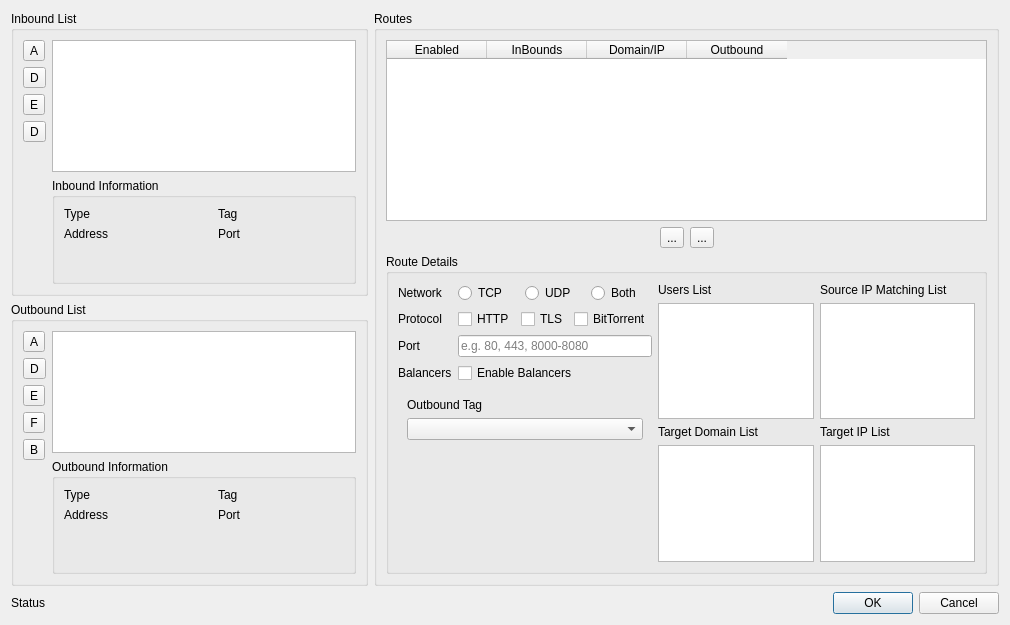
darsvador/qvssr, file src/ui/w_RoutesEditor.ui: the form before one commit.
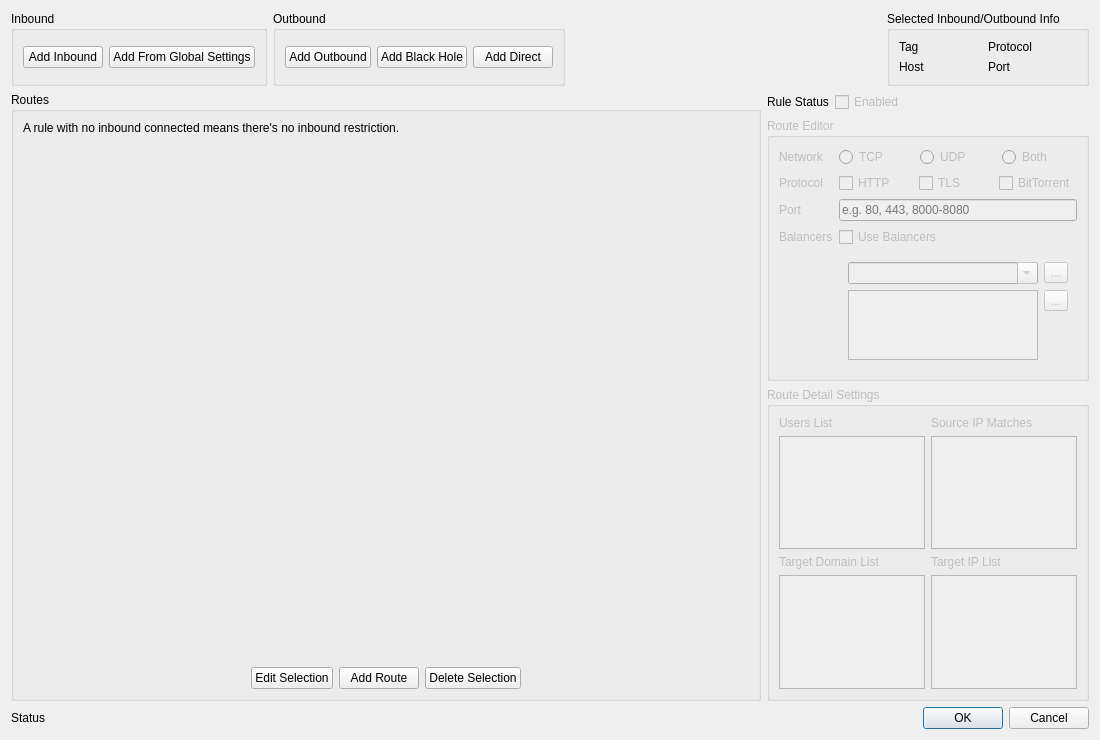
The form after the commit. Icons and pictures are not drawn.

Commit message: [add] Added NodeEditor for Complex Configs

Diff of the .ui file:
```diff
--- a/src/ui/w_RoutesEditor.ui
+++ b/src/ui/w_RoutesEditor.ui
@@ -6,14 +6,14 @@
    <rect>
     <x>0</x>
     <y>0</y>
-    <width>1010</width>
-    <height>625</height>
+    <width>1100</width>
+    <height>740</height>
    </rect>
   </property>
   <property name="minimumSize">
    <size>
-    <width>1010</width>
-    <height>610</height>
+    <width>1100</width>
+    <height>740</height>
    </size>
   </property>
   <property name="windowTitle">
@@ -22,508 +22,168 @@
   <property name="modal">
    <bool>true</bool>
   </property>
-  <layout class="QGridLayout" name="gridLayout_5" rowstretch="2,2,0" columnstretch="4,7">
-   <item row="2" column="0" colspan="2">
-    <layout class="QHBoxLayout" name="horizontalLayout">
+  <layout class="QGridLayout" name="gridLayout_3" columnstretch="7,3">
+   <item row="0" column="0" colspan="2">
+    <layout class="QHBoxLayout" name="horizontalLayout_2">
      <item>
-      <widget class="QLabel" name="statusLabel">
-       <property name="sizePolicy">
-        <sizepolicy hsizetype="Expanding" vsizetype="Preferred">
-         <horstretch>0</horstretch>
-         <verstretch>0</verstretch>
-        </sizepolicy>
-       </property>
-       <property name="text">
-        <string>Status</string>
-       </property>
-      </widget>
-     </item>
-     <item>
-      <widget class="QDialogButtonBox" name="buttonBox">
-       <property name="sizePolicy">
-        <sizepolicy hsizetype="Preferred" vsizetype="Fixed">
-         <horstretch>0</horstretch>
-         <verstretch>0</verstretch>
-        </sizepolicy>
-       </property>
-       <property name="orientation">
-        <enum>Qt::Horizontal</enum>
-       </property>
-       <property name="standardButtons">
-        <set>QDialogButtonBox::Cancel|QDialogButtonBox::Ok</set>
-       </property>
-      </widget>
-     </item>
-    </layout>
-   </item>
-   <item row="0" column="0">
-    <widget class="QGroupBox" name="groupBox">
+      <widget class="QGroupBox" name="groupBox_2">
      <property name="title">
-      <string>Inbound List</string>
-     </property>
-     <layout class="QGridLayout" name="gridLayout_3" rowstretch="1,0">
-      <item row="0" column="0" rowspan="2">
-       <layout class="QVBoxLayout" name="verticalLayout_2">
+        <string>Inbound</string>
+       </property>
+       <layout class="QHBoxLayout" name="horizontalLayout_5">
         <item>
-         <widget class="QToolButton" name="addInboundBtn">
+         <widget class="QPushButton" name="addInboundBtn">
           <property name="toolTip">
            <string>Add new inbound</string>
           </property>
           <property name="text">
-           <string>A</string>
+           <string>Add Inbound</string>
           </property>
          </widget>
         </item>
         <item>
-         <widget class="QToolButton" name="delInboundBtn">
-          <property name="toolTip">
-           <string>Delete inbound</string>
-          </property>
-          <property name="text">
-           <string>D</string>
-          </property>
-         </widget>
-        </item>
-        <item>
-         <widget class="QToolButton" name="editInboundBtn">
-          <property name="toolTip">
-           <string>Edit inbound</string>
-          </property>
-          <property name="text">
-           <string>E</string>
-          </property>
-         </widget>
-        </item>
-        <item>
-         <widget class="QToolButton" name="addDefaultBtn">
+         <widget class="QPushButton" name="addDefaultBtn">
           <property name="toolTip">
            <string>Add default inbound from global config</string>
           </property>
           <property name="text">
-           <string>D</string>
+           <string>Add From Global Settings</string>
           </property>
          </widget>
         </item>
-        <item>
-         <spacer name="verticalSpacer_3">
-          <property name="orientation">
-           <enum>Qt::Vertical</enum>
-          </property>
-          <property name="sizeHint" stdset="0">
-           <size>
-            <width>20</width>
-            <height>40</height>
-           </size>
-          </property>
-         </spacer>
-        </item>
        </layout>
-      </item>
-      <item row="0" column="1">
-       <widget class="QListWidget" name="inboundsList"/>
-      </item>
-      <item row="1" column="1">
-       <widget class="QGroupBox" name="outboundDetailGroup_2">
-        <property name="title">
-         <string>Inbound Information</string>
-        </property>
-        <layout class="QVBoxLayout" name="verticalLayout_5">
-         <item>
-          <layout class="QGridLayout" name="gridLayout_8" columnstretch="0,1,0,1">
-           <item row="0" column="0">
-            <widget class="QLabel" name="label_9">
-             <property name="text">
-              <string>Type</string>
-             </property>
-            </widget>
-           </item>
-           <item row="1" column="2">
-            <widget class="QLabel" name="label_13">
-             <property name="text">
-              <string>Port</string>
-             </property>
-            </widget>
-           </item>
-           <item row="0" column="1">
-            <widget class="QLabel" name="inboundTypeLabel">
-             <property name="text">
-              <string/>
-             </property>
-            </widget>
-           </item>
-           <item row="1" column="0">
-            <widget class="QLabel" name="label_12">
-             <property name="text">
-              <string>Address</string>
-             </property>
-            </widget>
-           </item>
-           <item row="0" column="2">
-            <widget class="QLabel" name="label_8">
-             <property name="text">
-              <string>Tag</string>
-             </property>
-            </widget>
-           </item>
-           <item row="0" column="3">
-            <widget class="QLabel" name="inboundTagLabel">
-             <property name="text">
-              <string/>
-             </property>
-            </widget>
-           </item>
-           <item row="1" column="1">
-            <widget class="QLabel" name="inboundAddressLabel">
-             <property name="text">
-              <string/>
-             </property>
-            </widget>
-           </item>
-           <item row="1" column="3">
-            <widget class="QLabel" name="inboundPortLabel">
-             <property name="text">
-              <string/>
-             </property>
-            </widget>
-           </item>
-          </layout>
-         </item>
+      </widget>
+     </item>
          <item>
-          <spacer name="verticalSpacer_5">
-           <property name="orientation">
-            <enum>Qt::Vertical</enum>
-           </property>
-           <property name="sizeHint" stdset="0">
-            <size>
-             <width>20</width>
-             <height>31</height>
-            </size>
-           </property>
-          </spacer>
-         </item>
-        </layout>
-       </widget>
-      </item>
-     </layout>
-    </widget>
-   </item>
-   <item row="1" column="0">
-    <widget class="QGroupBox" name="groupBox_4">
+      <widget class="QGroupBox" name="groupBox">
      <property name="title">
-      <string>Outbound List</string>
-     </property>
-     <layout class="QGridLayout" name="gridLayout_4" rowstretch="1,0">
-      <item row="0" column="0" rowspan="2">
-       <layout class="QVBoxLayout" name="verticalLayout">
+        <string>Outbound</string>
+       </property>
+       <layout class="QHBoxLayout" name="horizontalLayout_3">
         <item>
-         <widget class="QToolButton" name="addOutboundBtn">
+         <widget class="QPushButton" name="addOutboundBtn">
           <property name="toolTip">
            <string>Add outbound</string>
           </property>
           <property name="text">
-           <string>A</string>
+           <string>Add Outbound</string>
           </property>
          </widget>
         </item>
         <item>
-         <widget class="QToolButton" name="delOutboundBtn">
-          <property name="toolTip">
-           <string>Delete outbound</string>
-          </property>
-          <property name="text">
-           <string>D</string>
-          </property>
-         </widget>
-        </item>
-        <item>
-         <widget class="QToolButton" name="editOutboundBtn">
-          <property name="toolTip">
-           <string>Edit outbound</string>
-          </property>
-          <property name="text">
-           <string>E</string>
-          </property>
-         </widget>
-        </item>
-        <item>
-         <widget class="QToolButton" name="insertDirectBtn">
-          <property name="toolTip">
-           <string>Add Freedom outbound</string>
-          </property>
-          <property name="text">
-           <string>F</string>
-          </property>
-         </widget>
-        </item>
-        <item>
-         <widget class="QToolButton" name="insertBlackBtn">
+         <widget class="QPushButton" name="insertBlackBtn">
           <property name="toolTip">
            <string>Add blackhole outbound</string>
           </property>
           <property name="text">
-           <string>B</string>
+           <string>Add Black Hole</string>
           </property>
          </widget>
         </item>
         <item>
-         <spacer name="verticalSpacer_2">
+         <widget class="QPushButton" name="insertDirectBtn">
+          <property name="toolTip">
+           <string>Add Freedom outbound</string>
+          </property>
+          <property name="text">
+           <string>Add Direct</string>
+          </property>
+         </widget>
+        </item>
+       </layout>
+      </widget>
+     </item>
+     <item>
+      <spacer name="horizontalSpacer">
           <property name="orientation">
-           <enum>Qt::Vertical</enum>
+        <enum>Qt::Horizontal</enum>
           </property>
           <property name="sizeHint" stdset="0">
            <size>
-            <width>20</width>
-            <height>40</height>
+         <width>40</width>
+         <height>20</height>
            </size>
           </property>
          </spacer>
         </item>
-       </layout>
-      </item>
-      <item row="0" column="1">
-       <widget class="QListWidget" name="outboundsList">
-        <property name="editTriggers">
-         <set>QAbstractItemView::NoEditTriggers</set>
-        </property>
-       </widget>
-      </item>
-      <item row="1" column="1">
-       <widget class="QGroupBox" name="outboundDetailGroup">
+     <item>
+      <widget class="QGroupBox" name="groupBox_6">
         <property name="title">
-         <string>Outbound Information</string>
-        </property>
-        <layout class="QVBoxLayout" name="verticalLayout_4">
-         <item>
-          <layout class="QGridLayout" name="gridLayout_7" columnstretch="0,1,0,1">
-           <item row="0" column="3">
-            <widget class="QLabel" name="outboundTagLabel">
-             <property name="text">
-              <string/>
-             </property>
-             <property name="wordWrap">
-              <bool>true</bool>
-             </property>
-            </widget>
-           </item>
+        <string>Selected Inbound/Outbound Info</string>
+       </property>
+       <layout class="QGridLayout" name="gridLayout_5">
            <item row="0" column="2">
-            <widget class="QLabel" name="label">
+         <widget class="QLabel" name="label_8">
              <property name="text">
-              <string>Tag</string>
+           <string>Protocol</string>
+          </property>
+         </widget>
+        </item>
+        <item row="0" column="1">
+         <widget class="QLabel" name="tagLabel">
+          <property name="text">
+           <string/>
              </property>
             </widget>
            </item>
            <item row="0" column="0">
-            <widget class="QLabel" name="label_7">
-             <property name="text">
-              <string>Type</string>
-             </property>
-            </widget>
-           </item>
-           <item row="0" column="1">
-            <widget class="QLabel" name="outboundTypeLabel">
-             <property name="text">
-              <string/>
-             </property>
-             <property name="wordWrap">
-              <bool>true</bool>
-             </property>
-            </widget>
-           </item>
-           <item row="1" column="0">
             <widget class="QLabel" name="label_3">
              <property name="text">
-              <string>Address</string>
+           <string>Tag</string>
              </property>
             </widget>
            </item>
-           <item row="1" column="1">
-            <widget class="QLabel" name="outboundAddressLabel">
-             <property name="text">
-              <string/>
-             </property>
-             <property name="wordWrap">
-              <bool>true</bool>
-             </property>
-            </widget>
-           </item>
-           <item row="1" column="2">
+        <item row="1" column="0">
             <widget class="QLabel" name="label_5">
              <property name="text">
+           <string>Host</string>
+          </property>
+         </widget>
+        </item>
+        <item row="0" column="3">
+         <widget class="QLabel" name="protocolLabel">
+          <property name="text">
+           <string/>
+          </property>
+         </widget>
+        </item>
+        <item row="1" column="1">
+         <widget class="QLabel" name="hostLabel">
+          <property name="text">
+           <string/>
+          </property>
+         </widget>
+        </item>
+        <item row="1" column="2">
+         <widget class="QLabel" name="label_19">
+          <property name="text">
               <string>Port</string>
              </property>
             </widget>
            </item>
            <item row="1" column="3">
-            <widget class="QLabel" name="outboundPortLabel">
+         <widget class="QLabel" name="portLabel">
              <property name="text">
               <string/>
              </property>
-             <property name="wordWrap">
-              <bool>true</bool>
-             </property>
             </widget>
            </item>
           </layout>
-         </item>
-         <item>
-          <spacer name="verticalSpacer_4">
-           <property name="orientation">
-            <enum>Qt::Vertical</enum>
-           </property>
-           <property name="sizeHint" stdset="0">
-            <size>
-             <width>20</width>
-             <height>40</height>
-            </size>
-           </property>
-          </spacer>
-         </item>
-        </layout>
        </widget>
       </item>
      </layout>
-    </widget>
-   </item>
-   <item row="0" column="1" rowspan="2">
-    <widget class="QGroupBox" name="groupBox_3">
-     <property name="title">
-      <string>Routes</string>
-     </property>
-     <layout class="QVBoxLayout" name="verticalLayout_3" stretch="4,0,2">
-      <item>
-       <widget class="QTableWidget" name="routesTable">
-        <property name="editTriggers">
-         <set>QAbstractItemView::NoEditTriggers</set>
-        </property>
-        <property name="selectionMode">
-         <enum>QAbstractItemView::SingleSelection</enum>
-        </property>
-        <property name="selectionBehavior">
-         <enum>QAbstractItemView::SelectRows</enum>
-        </property>
-        <column>
-         <property name="text">
-          <string>Enabled</string>
-         </property>
-        </column>
-        <column>
-         <property name="text">
-          <string>InBounds</string>
-         </property>
-        </column>
-        <column>
-         <property name="text">
-          <string>Domain/IP</string>
-         </property>
-        </column>
-        <column>
-         <property name="text">
-          <string>Outbound</string>
-         </property>
-        </column>
-       </widget>
-      </item>
-      <item>
-       <layout class="QHBoxLayout" name="routesControlButtons">
-        <item>
-         <spacer name="horizontalSpacer_4">
-          <property name="orientation">
-           <enum>Qt::Horizontal</enum>
-          </property>
-          <property name="sizeHint" stdset="0">
-           <size>
-            <width>40</width>
-            <height>20</height>
-           </size>
-          </property>
-         </spacer>
-        </item>
-        <item>
-         <widget class="QToolButton" name="addRouteBtn">
-          <property name="toolTip">
-           <string>Add new route</string>
-          </property>
-          <property name="text">
-           <string>...</string>
-          </property>
-          <property name="icon">
-           <iconset>
-            <normaloff>:/icons/add_connection_btn.png</normaloff>:/icons/add_connection_btn.png</iconset>
-          </property>
-         </widget>
-        </item>
-        <item>
-         <widget class="QToolButton" name="delRouteBtn">
-          <property name="toolTip">
-           <string>Remove route</string>
-          </property>
-          <property name="text">
-           <string>...</string>
-          </property>
-          <property name="icon">
-           <iconset>
-            <normaloff>:/icons/remove_connection_btn.png</normaloff>:/icons/remove_connection_btn.png</iconset>
-          </property>
-         </widget>
-        </item>
-        <item>
-         <spacer name="horizontalSpacer_3">
-          <property name="orientation">
-           <enum>Qt::Horizontal</enum>
-          </property>
-          <property name="sizeHint" stdset="0">
-           <size>
-            <width>40</width>
-            <height>20</height>
-           </size>
-          </property>
-         </spacer>
-        </item>
-       </layout>
-      </item>
-      <item>
-       <widget class="QGroupBox" name="groupBox_2">
-        <property name="minimumSize">
-         <size>
-          <width>0</width>
-          <height>320</height>
-         </size>
-        </property>
-        <property name="title">
-         <string>Route Details</string>
-        </property>
-        <layout class="QGridLayout" name="gridLayout_6" columnstretch="1,1,1">
-         <item row="3" column="1">
-          <widget class="QPlainTextEdit" name="hostList"/>
-         </item>
-         <item row="2" column="2">
-          <widget class="QLabel" name="label_4">
-           <property name="text">
-            <string>Target IP List</string>
-           </property>
-          </widget>
-         </item>
-         <item row="0" column="2">
-          <widget class="QLabel" name="label_10">
-           <property name="text">
-            <string>Source IP Matching List</string>
-           </property>
-          </widget>
-         </item>
-         <item row="1" column="1">
-          <widget class="QPlainTextEdit" name="routeUserTxt"/>
          </item>
          <item row="2" column="1">
-          <widget class="QLabel" name="label_2">
-           <property name="text">
-            <string>Target Domain List</string>
-           </property>
-          </widget>
-         </item>
-         <item row="1" column="2">
-          <widget class="QPlainTextEdit" name="sourceIPList"/>
-         </item>
-         <item row="0" column="0" rowspan="4">
+    <widget class="QGroupBox" name="routeEditGroupBox">
+     <property name="enabled">
+      <bool>false</bool>
+     </property>
+     <property name="title">
+      <string>Route Editor</string>
+     </property>
+     <property name="flat">
+      <bool>false</bool>
+     </property>
           <layout class="QFormLayout" name="formLayout">
            <item row="0" column="0">
             <widget class="QLabel" name="label_17">
@@ -603,13 +263,6 @@
              </property>
             </widget>
            </item>
-           <item row="3" column="1">
-            <widget class="QCheckBox" name="enableBalancerCB">
-             <property name="text">
-              <string>Enable Balancers</string>
-             </property>
-            </widget>
-           </item>
            <item row="3" column="0">
             <widget class="QLabel" name="label_6">
              <property name="text">
@@ -617,54 +270,16 @@
              </property>
             </widget>
            </item>
-           <item row="4" column="0" colspan="2">
-            <layout class="QVBoxLayout" name="verticalLayout_6">
-             <item>
-              <widget class="QStackedWidget" name="stackedWidget">
-               <property name="currentIndex">
-                <number>0</number>
-               </property>
-               <widget class="QWidget" name="page_2">
-                <layout class="QVBoxLayout" name="verticalLayout_7">
-                 <item>
-                  <widget class="QLabel" name="label_11">
+      <item row="3" column="1">
+       <widget class="QCheckBox" name="enableBalancerCB">
                    <property name="text">
-                    <string>Outbound Tag</string>
+         <string>Use Balancers</string>
                    </property>
                   </widget>
                  </item>
-                 <item>
-                  <widget class="QComboBox" name="routeOutboundSelector">
-                   <property name="sizePolicy">
-                    <sizepolicy hsizetype="MinimumExpanding" vsizetype="Fixed">
-                     <horstretch>0</horstretch>
-                     <verstretch>0</verstretch>
-                    </sizepolicy>
-                   </property>
-                   <property name="toolTip">
-                    <string>Outbound Tag selector</string>
-                   </property>
-                  </widget>
-                 </item>
-                 <item>
-                  <spacer name="verticalSpacer_6">
-                   <property name="orientation">
-                    <enum>Qt::Vertical</enum>
-                   </property>
-                   <property name="sizeHint" stdset="0">
-                    <size>
-                     <width>20</width>
-                     <height>40</height>
-                    </size>
-                   </property>
-                  </spacer>
-                 </item>
-                </layout>
-               </widget>
-               <widget class="QWidget" name="page">
-                <layout class="QGridLayout" name="gridLayout_9">
-                 <item row="0" column="0">
-                  <layout class="QGridLayout" name="gridLayout_2">
+      <item row="4" column="1">
+       <widget class="QWidget" name="balancersWidget" native="true">
+        <layout class="QGridLayout" name="balancerLayout">
                    <item row="0" column="0">
                     <widget class="QComboBox" name="balancerSelectionCombo">
                      <property name="editable">
@@ -700,7 +315,7 @@
                     </spacer>
                    </item>
                    <item row="0" column="1">
-                    <widget class="QToolButton" name="balabcerAddBtn">
+          <widget class="QToolButton" name="balancerAddBtn">
                      <property name="text">
                       <string>...</string>
                      </property>
@@ -711,27 +326,202 @@
                     </widget>
                    </item>
                   </layout>
+       </widget>
                  </item>
                 </layout>
                </widget>
-              </widget>
-             </item>
-            </layout>
-           </item>
-          </layout>
-         </item>
-         <item row="3" column="2">
-          <widget class="QPlainTextEdit" name="ipList"/>
-         </item>
-         <item row="0" column="1">
+   </item>
+   <item row="3" column="1">
+    <widget class="QGroupBox" name="routeRuleGroupBox">
+     <property name="enabled">
+      <bool>false</bool>
+     </property>
+     <property name="title">
+      <string>Route Detail Settings</string>
+     </property>
+     <layout class="QGridLayout" name="gridLayout_2">
+      <item row="0" column="0">
           <widget class="QLabel" name="label_15">
            <property name="text">
             <string>Users List</string>
            </property>
           </widget>
          </item>
-        </layout>
-       </widget>
+      <item row="0" column="1">
+       <widget class="QLabel" name="label_10">
+        <property name="text">
+         <string>Source IP Matches</string>
+        </property>
+       </widget>
+      </item>
+      <item row="1" column="0">
+       <widget class="QPlainTextEdit" name="routeUserTxt"/>
+      </item>
+      <item row="1" column="1">
+       <widget class="QPlainTextEdit" name="sourceIPList"/>
+      </item>
+      <item row="2" column="0">
+       <widget class="QLabel" name="label_2">
+        <property name="text">
+         <string>Target Domain List</string>
+        </property>
+       </widget>
+      </item>
+      <item row="2" column="1">
+       <widget class="QLabel" name="label_4">
+        <property name="text">
+         <string>Target IP List</string>
+        </property>
+       </widget>
+      </item>
+      <item row="3" column="0">
+       <widget class="QPlainTextEdit" name="hostList"/>
+      </item>
+      <item row="3" column="1">
+       <widget class="QPlainTextEdit" name="ipList"/>
+      </item>
+     </layout>
+    </widget>
+   </item>
+   <item row="4" column="0" colspan="2">
+    <layout class="QHBoxLayout" name="horizontalLayout" stretch="1,0">
+     <item>
+      <widget class="QLabel" name="statusLabel">
+       <property name="sizePolicy">
+        <sizepolicy hsizetype="Expanding" vsizetype="Preferred">
+         <horstretch>0</horstretch>
+         <verstretch>0</verstretch>
+        </sizepolicy>
+       </property>
+       <property name="text">
+        <string>Status</string>
+       </property>
+      </widget>
+     </item>
+     <item>
+      <widget class="QDialogButtonBox" name="buttonBox">
+       <property name="sizePolicy">
+        <sizepolicy hsizetype="Preferred" vsizetype="Fixed">
+         <horstretch>0</horstretch>
+         <verstretch>0</verstretch>
+        </sizepolicy>
+       </property>
+       <property name="orientation">
+        <enum>Qt::Horizontal</enum>
+       </property>
+       <property name="standardButtons">
+        <set>QDialogButtonBox::Cancel|QDialogButtonBox::Ok</set>
+       </property>
+      </widget>
+     </item>
+    </layout>
+   </item>
+   <item row="1" column="1">
+    <layout class="QFormLayout" name="formLayout_2">
+     <item row="0" column="0">
+      <widget class="QLabel" name="label">
+       <property name="enabled">
+        <bool>true</bool>
+       </property>
+       <property name="text">
+        <string>Rule Status</string>
+       </property>
+      </widget>
+     </item>
+     <item row="0" column="1">
+      <widget class="QCheckBox" name="ruleEnableCB">
+       <property name="enabled">
+        <bool>false</bool>
+       </property>
+       <property name="text">
+        <string>Enabled</string>
+       </property>
+      </widget>
+     </item>
+    </layout>
+   </item>
+   <item row="1" column="0" rowspan="3">
+    <widget class="QGroupBox" name="groupBox_3">
+     <property name="title">
+      <string>Routes</string>
+     </property>
+     <layout class="QVBoxLayout" name="verticalLayout_3" stretch="0,1,0">
+      <item>
+       <widget class="QLabel" name="label_7">
+        <property name="text">
+         <string>A rule with no inbound connected means there's no inbound restriction.</string>
+        </property>
+       </widget>
+      </item>
+      <item>
+       <widget class="QWidget" name="nodeGraphWidget" native="true">
+        <property name="minimumSize">
+         <size>
+          <width>0</width>
+          <height>150</height>
+         </size>
+        </property>
+       </widget>
+      </item>
+      <item>
+       <layout class="QHBoxLayout" name="routesControlButtons">
+        <item>
+         <spacer name="horizontalSpacer_4">
+          <property name="orientation">
+           <enum>Qt::Horizontal</enum>
+          </property>
+          <property name="sizeHint" stdset="0">
+           <size>
+            <width>40</width>
+            <height>20</height>
+           </size>
+          </property>
+         </spacer>
+        </item>
+        <item>
+         <widget class="QPushButton" name="editBtn">
+          <property name="toolTip">
+           <string>Edit outbound</string>
+          </property>
+          <property name="text">
+           <string>Edit Selection</string>
+          </property>
+         </widget>
+        </item>
+        <item>
+         <widget class="QPushButton" name="addRouteBtn">
+          <property name="toolTip">
+           <string>Add new route</string>
+          </property>
+          <property name="text">
+           <string>Add Route</string>
+          </property>
+         </widget>
+        </item>
+        <item>
+         <widget class="QPushButton" name="delBtn">
+          <property name="toolTip">
+           <string>Delete outbound</string>
+          </property>
+          <property name="text">
+           <string>Delete Selection</string>
+          </property>
+         </widget>
+        </item>
+        <item>
+         <spacer name="horizontalSpacer_3">
+          <property name="orientation">
+           <enum>Qt::Horizontal</enum>
+          </property>
+          <property name="sizeHint" stdset="0">
+           <size>
+            <width>40</width>
+            <height>20</height>
+           </size>
+          </property>
+         </spacer>
+        </item>
+       </layout>
       </item>
      </layout>
     </widget>
```
Left out of the diff: 30 changed lines with no effect on the pictures. Lines whose indentation alone changed are shown as unchanged. The commit also changes 25 other files.
